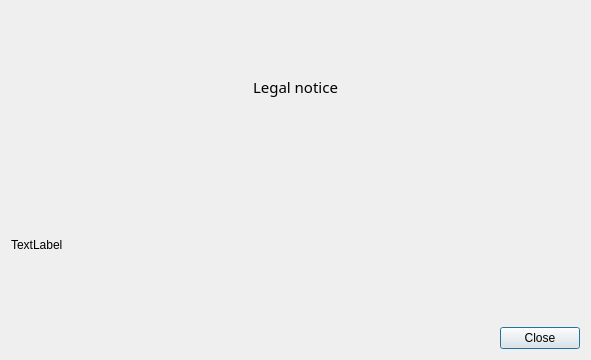
Qt form src/gui/legalnotice.ui (nextcloud/desktop) before a commit.
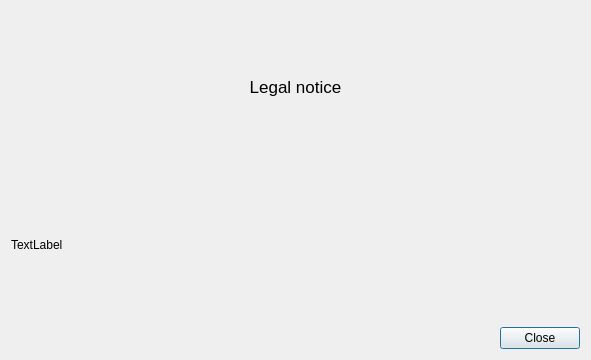
The same form after that commit.

Commit message: Fix Legal notice dialog: Correct title and header font

Patch:
```diff
--- a/src/gui/legalnotice.ui
+++ b/src/gui/legalnotice.ui
@@ -18,8 +18,7 @@
     <widget class="QLabel" name="header">
      <property name="font">
       <font>
-       <family>Arabic Newspaper</family>
-       <pointsize>11</pointsize>
+       <pointsize>13</pointsize>
       </font>
      </property>
      <property name="text">
```
Left out of the diff: 2 changed lines with no effect on the pictures.
